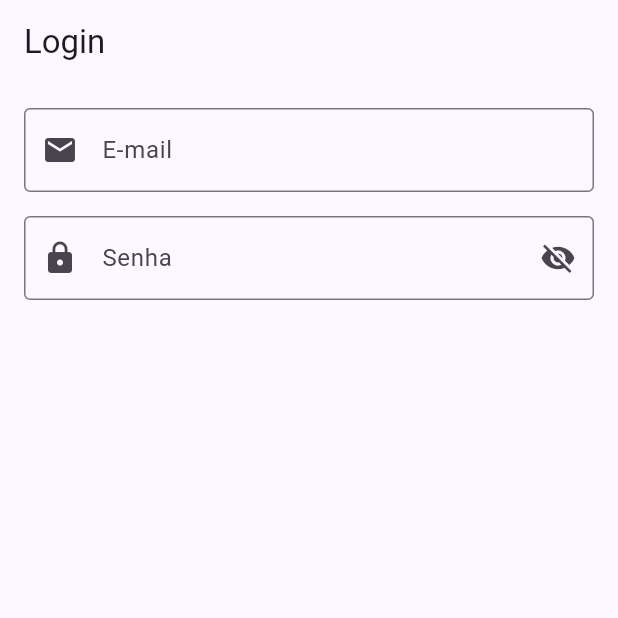
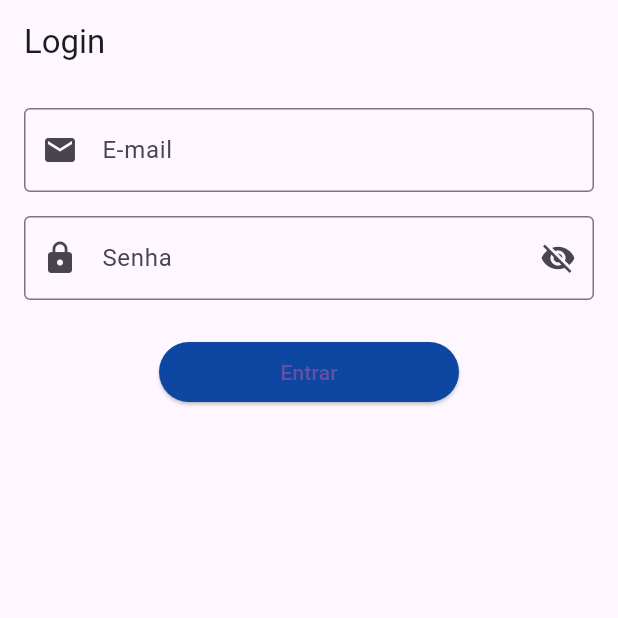
Before and after one commit to Antonio0203/app_receber_email_senha, a Flutter app: the screen it shows after launch, on a phone screen of 412 x 824 dp, the top half of it. Run offline on Flutter 3.47's test engine with Material 3 defaults, Android fonts, the phone set to English and light mode, and no system bars.

Commit message:
Adicionei um botão de entrar e criei a segunda págia.

```diff
--- a/lib/main.dart
+++ b/lib/main.dart
@@ -1,43 +1,49 @@
 import 'package:flutter/material.dart';
+import 'second_page.dart'; // Importa a segunda página
 
 void main() {
   runApp(const MyApp());
 }
 
+// Início do MyApp
 class MyApp extends StatelessWidget {
   const MyApp({super.key});
 
   @override
   Widget build(BuildContext context) {
     return MaterialApp(
-      theme: ThemeData(colorSchemeSeed: const Color(0xff6750a4)),
-      home: Scaffold(
+      home: const LoginPage(),
+    );
+  }
+}
+// Fim do MyApp
 
-        // Início do AppBar
+// Início da LoginPage
+class LoginPage extends StatelessWidget {
+  const LoginPage({super.key});
 
+  @override
+  Widget build(BuildContext context) {
+    return Scaffold(
       appBar: AppBar(
         title: const Text('Login'),
       ),
-        // Fim do AppBar
-
-        // Início do Body
-
-        body: const Padding(
-          padding: EdgeInsets.all(16.0),
+      body: Padding(
+        padding: const EdgeInsets.all(16),
         child: Column(
-            children: <Widget>[
+          children: const [
             EmailTextField(),
             SizedBox(height: 16),
             PasswordTextField(),
+            SizedBox(height: 24),
+            EnterButton(),
           ],
         ),
-        ),
-        // Fim do Body
-
       ),
     );
   }
 }
+// Fim da LoginPage
 
 // Início do EmailTextField
 class EmailTextField extends StatelessWidget {
@@ -67,11 +73,11 @@ class PasswordTextField extends StatefulWidget {
 }
 
 class _PasswordTextFieldState extends State<PasswordTextField> {
-  bool _obscureText = true; // Inicia ocultando a senha
+  bool _obscureText = true;
 
   void _togglePasswordVisibility() {
     setState(() {
-      _obscureText = !_obscureText; // Alterna o estado da senha
+      _obscureText = !_obscureText;
     });
   }
 
@@ -84,7 +90,6 @@ class _PasswordTextFieldState extends State<PasswordTextField> {
         labelText: 'Senha',
         hintText: 'Digite sua senha',
         border: const OutlineInputBorder(),
-        // Ícone de "mostrar/ocultar"
         suffixIcon: IconButton(
           icon: Icon(
             _obscureText ? Icons.visibility_off : Icons.visibility,
@@ -96,3 +101,31 @@ class _PasswordTextFieldState extends State<PasswordTextField> {
   }
 }
 // Fim do PasswordTextField
+
+// Início do EnterButton
+class EnterButton extends StatelessWidget {
+  const EnterButton({super.key});
+
+  @override
+  Widget build(BuildContext context) {
+    return Center( // Centraliza horizontalmente
+      child: SizedBox(
+        width: 200, // Define uma largura fixa para o botão (pode ajustar)
+        child: ElevatedButton(
+          style: ElevatedButton.styleFrom(
+            backgroundColor: Colors.blue[900], // Azul escuro
+          ),
+          onPressed: () {
+            Navigator.push(
+              context,
+              MaterialPageRoute(builder: (context) => const SecondPage()),
+            );
+          },
+          child: const Text('Entrar'),
+        ),
+      ),
+    );
+  }
+}
+
+// Fim do EnterButton
```
Also changed, not shown: lib/second_page.dart (added, +20 -0 lines). Lines whose indentation alone changed are shown as unchanged.
